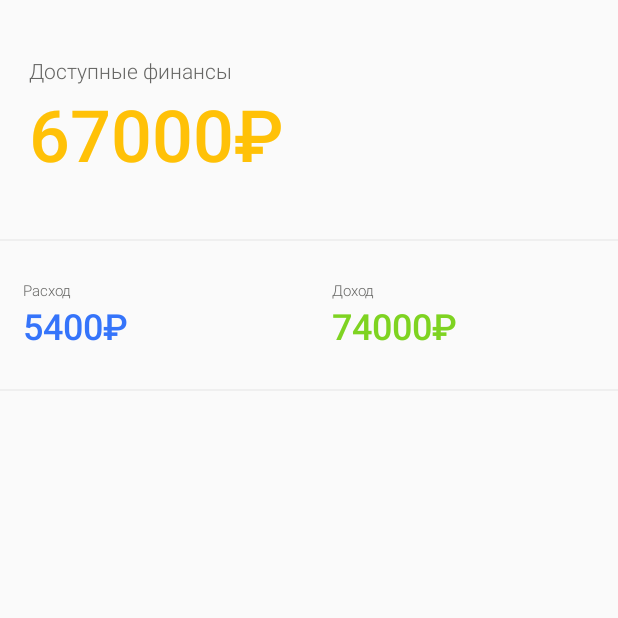
After one commit to AlexGladkov/loftmoney-2, an Android app: the fragment DiagramFragment shown on its own in the app's theme, on a phone screen of 412 x 824 dp, the top half of it. The commit adds this screen. Run offline under Robolectric (Android 15) with nearby library versions, the phone set to English and light mode, and no system bars.

Commit message:
custom drawable

```diff
--- a/app/build.gradle
+++ b/app/build.gradle
@@ -26,7 +26,11 @@ dependencies {
     implementation fileTree(dir: "libs", include: ["*.jar"])
     implementation 'androidx.appcompat:appcompat:1.1.0'
     implementation 'androidx.constraintlayout:constraintlayout:1.1.3'
+    implementation "androidx.recyclerview:recyclerview:1.1.0"
+    implementation "com.google.android.material:material:1.1.0"
+
     testImplementation 'junit:junit:4.12'
+
     androidTestImplementation 'androidx.test.ext:junit:1.1.1'
     androidTestImplementation 'androidx.test.espresso:espresso-core:3.2.0'
 
--- /dev/null
+++ b/app/src/main/java/com/agladkov/loftmoney/DiagramFragment.java
@@ -0,0 +1,28 @@
+package com.agladkov.loftmoney;
+
+import android.os.Bundle;
+import android.view.LayoutInflater;
+import android.view.View;
+import android.view.ViewGroup;
+
+import androidx.annotation.NonNull;
+import androidx.annotation.Nullable;
+import androidx.fragment.app.Fragment;
+
+public class DiagramFragment extends Fragment {
+
+    @Nullable
+    @Override
+    public View onCreateView(@NonNull LayoutInflater inflater, @Nullable ViewGroup container, @Nullable Bundle savedInstanceState) {
+        return inflater.inflate(R.layout.fragment_balance, container, false);
+    }
+
+    @Override
+    public void onViewCreated(@NonNull View view, @Nullable Bundle savedInstanceState) {
+        super.onViewCreated(view, savedInstanceState);
+    }
+
+    public static DiagramFragment getInstance() {
+        return new DiagramFragment();
+    }
+}
--- /dev/null
+++ b/app/src/main/res/layout/fragment_balance.xml
@@ -0,0 +1,118 @@
+<?xml version="1.0" encoding="utf-8"?>
+<androidx.constraintlayout.widget.ConstraintLayout xmlns:android="http://schemas.android.com/apk/res/android"
+    android:layout_width="match_parent"
+    android:layout_height="match_parent"
+    xmlns:app="http://schemas.android.com/apk/res-auto">
+
+    <TextView
+        android:id="@+id/txtBalanceFinance"
+        android:layout_width="wrap_content"
+        android:layout_height="wrap_content"
+        android:text="@string/balance_finance_title"
+        android:textSize="14sp"
+        android:fontFamily="sans-serif-light"
+        android:textColor="@color/primaryTextColor"
+        app:layout_constraintTop_toTopOf="parent"
+        app:layout_constraintStart_toStartOf="parent"
+        android:layout_marginTop="37dp"
+        android:layout_marginStart="19dp"/>
+
+    <TextView
+        android:id="@+id/txtBalanceFinanceValue"
+        android:layout_width="wrap_content"
+        android:layout_height="wrap_content"
+        android:text="67000₽"
+        app:layout_constraintTop_toBottomOf="@+id/txtBalanceFinance"
+        app:layout_constraintStart_toStartOf="@+id/txtBalanceFinance"
+        android:textSize="48sp"
+        android:fontFamily="sans-serif-medium"
+        android:textColor="@color/orange" />
+
+    <View
+        android:id="@+id/dividerFinance"
+        android:layout_width="match_parent"
+        android:layout_height="1dp"
+        android:background="@color/dividerColor"
+        app:layout_constraintTop_toBottomOf="@+id/txtBalanceFinanceValue"
+        android:layout_marginTop="38dp" />
+
+    <LinearLayout
+        android:id="@+id/llCosts"
+        android:layout_width="0dp"
+        android:layout_height="wrap_content"
+        android:orientation="vertical"
+        android:paddingTop="26dp"
+        android:paddingBottom="26dp"
+        android:paddingStart="15dp"
+        android:paddingEnd="15dp"
+        app:layout_constraintTop_toBottomOf="@+id/dividerFinance"
+        app:layout_constraintStart_toStartOf="parent"
+        app:layout_constraintEnd_toStartOf="@+id/llIncomes" >
+
+        <TextView
+            android:id="@+id/txtBalanceCosts"
+            android:layout_width="wrap_content"
+            android:layout_height="wrap_content"
+            android:text="@string/cost"
+            android:textColor="@color/primaryTextColor"
+            android:textSize="10sp"
+            android:fontFamily="sans-serif-light" />
+
+        <TextView
+            android:layout_width="wrap_content"
+            android:layout_height="wrap_content"
+            android:text="5400₽"
+            android:textSize="24sp"
+            android:fontFamily="sans-serif-medium"
+            android:textColor="@color/colorPrimary" />
+
+    </LinearLayout>
+
+    <LinearLayout
+        android:id="@+id/llIncomes"
+        android:layout_width="0dp"
+        android:layout_height="wrap_content"
+        android:orientation="vertical"
+        android:paddingTop="26dp"
+        android:paddingBottom="26dp"
+        android:paddingStart="15dp"
+        android:paddingEnd="15dp"
+        app:layout_constraintTop_toBottomOf="@id/dividerFinance"
+        app:layout_constraintEnd_toEndOf="parent"
+        app:layout_constraintStart_toEndOf="@+id/llCosts" >
+
+        <TextView
+            android:id="@+id/txtBalanceIncome"
+            android:layout_width="wrap_content"
+            android:layout_height="wrap_content"
+            android:text="@string/income"
+            android:textColor="@color/primaryTextColor"
+            android:textSize="10sp"
+            android:fontFamily="sans-serif-light" />
+
+        <TextView
+            android:layout_width="wrap_content"
+            android:layout_height="wrap_content"
+            android:text="74000₽"
+            android:textSize="24sp"
+            android:fontFamily="sans-serif-medium"
+            android:textColor="@color/colorGreen" />
+
+    </LinearLayout>
+
+    <View
+        android:id="@+id/dividerData"
+        android:layout_width="match_parent"
+        android:layout_height="1dp"
+        android:background="@color/dividerColor"
+        app:layout_constraintTop_toBottomOf="@+id/llIncomes" />
+
+    <View
+        android:layout_width="184dp"
+        android:layout_height="176dp"
+        android:layout_marginTop="36dp"
+        app:layout_constraintTop_toBottomOf="@+id/dividerData"
+        app:layout_constraintStart_toStartOf="parent"
+        app:layout_constraintEnd_toEndOf="parent" />
+
+</androidx.constraintlayout.widget.ConstraintLayout>
--- a/app/src/main/res/values/colors.xml
+++ b/app/src/main/res/values/colors.xml
@@ -1,6 +1,11 @@
 <?xml version="1.0" encoding="utf-8"?>
 <resources>
-    <color name="colorPrimary">#6200EE</color>
-    <color name="colorPrimaryDark">#3700B3</color>
+    <color name="colorPrimary">#3574FA</color>
+    <color name="colorPrimaryDark">#3574FA</color>
     <color name="colorAccent">#03DAC5</color>
+    <color name="white">#FFFFFF</color>
+    <color name="orange">#FFC107</color>
+    <color name="primaryTextColor">#666664</color>
+    <color name="dividerColor">#EFEFEF</color>
+    <color name="colorGreen">#7ED321</color>
 </resources>
--- a/app/src/main/res/values/strings.xml
+++ b/app/src/main/res/values/strings.xml
@@ -1,3 +1,6 @@
 <resources>
     <string name="app_name">Loftmoney</string>
+    <string name="balance_finance_title">Доступные финансы</string>
+    <string name="cost">Расход</string>
+    <string name="income">Доход</string>
 </resources>
--- a/app/src/main/res/values/styles.xml
+++ b/app/src/main/res/values/styles.xml
@@ -1,6 +1,6 @@
 <resources>
     <!-- Base application theme. -->
-    <style name="AppTheme" parent="Theme.AppCompat.Light.DarkActionBar">
+    <style name="AppTheme" parent="Theme.AppCompat.Light.NoActionBar">
         <!-- Customize your theme here. -->
         <item name="colorPrimary">@color/colorPrimary</item>
         <item name="colorPrimaryDark">@color/colorPrimaryDark</item>
```
Also changed, not shown: app/src/main/java/com/agladkov/loftmoney/BalanceView.java (added, +34 -0 lines), app/src/main/java/com/agladkov/loftmoney/CostsFragment.java (added, +20 -0 lines), app/src/main/java/com/agladkov/loftmoney/CostsPagerAdapter.java (added, +43 -0 lines), app/src/main/java/com/agladkov/loftmoney/SecondActivity.java (+23 -2 lines), app/src/main/res/layout/activity_second.xml (+43 -0 lines).
